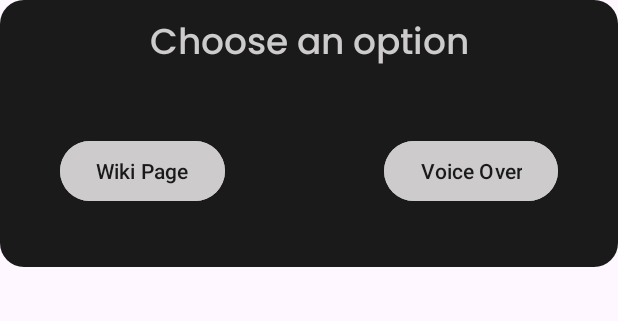
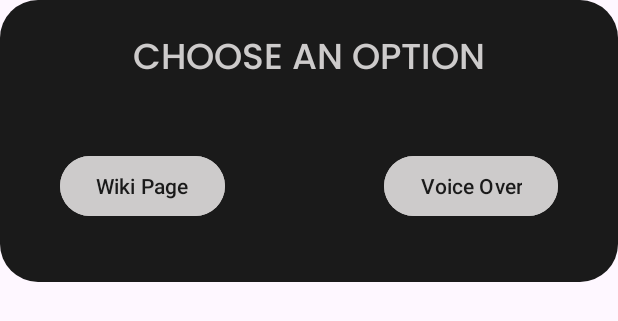
Before and after one commit to rmaganacs/ACArchive, an Android app: the layout modal_option.xml on its own in the app's theme, with its tools: preview values and no code run, on a phone screen of 412 x 824 dp. Shown: the top 321 px of the screen. Run offline under Robolectric (Android 15) with nearby library versions, the phone set to English and light mode, and no system bars; Roboto replaces fonts that are not available here.

Commit message:
Updated UI Icons

```diff
--- a/app/src/main/res/drawable/rounded_background.xml
+++ b/app/src/main/res/drawable/rounded_background.xml
@@ -1,4 +1,4 @@
 <shape xmlns:android="http://schemas.android.com/apk/res/android">
     <solid android:color="@color/dark_gray" />
-    <corners android:radius="16dp" />
+    <corners android:radius="25dp" />
 </shape>
--- a/app/src/main/res/layout/activity_main.xml
+++ b/app/src/main/res/layout/activity_main.xml
@@ -18,11 +18,11 @@
 
     <ImageView
         android:id="@+id/audio"
-        android:layout_width="50dp"
-        android:layout_height="50dp"
+        android:layout_width="40dp"
+        android:layout_height="40dp"
         android:layout_gravity="bottom|end"
         android:layout_marginEnd="@dimen/fab_margin"
-        android:layout_marginBottom="16dp"
+        android:layout_marginBottom="25dp"
         android:importantForAccessibility="no"
         tools:ignore="ImageContrastCheck" />
 </androidx.coordinatorlayout.widget.CoordinatorLayout>
--- a/app/src/main/res/layout/modal_option.xml
+++ b/app/src/main/res/layout/modal_option.xml
@@ -16,9 +16,9 @@
             android:fontFamily="@font/poppins_medium"
             android:textColor="#CDCBCB"
             android:gravity="center"
-            android:text="Choose an option"
+            android:text="CHOOSE AN OPTION"
             android:textSize="24sp"
-            android:layout_marginTop="10dp"
+            android:layout_marginTop="20dp"
             tools:ignore="HardcodedText" />
     </RelativeLayout>
 
```
Also changed, not shown: app/src/main/res/drawable/audio_off.png, app/src/main/res/drawable/audio_on.png.
